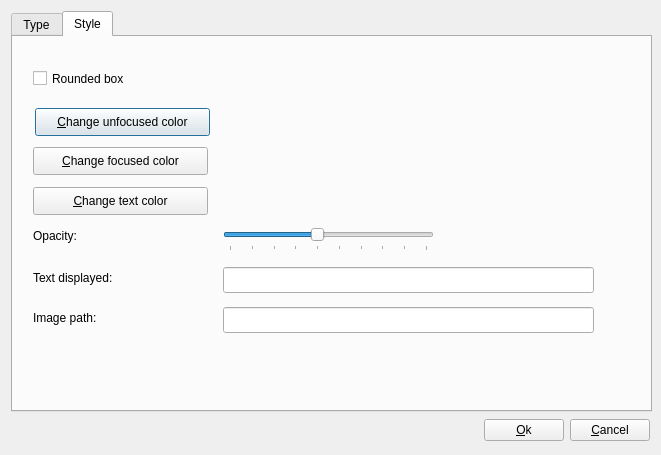
canercandan/iot-project, file builder/BoxEditor.ui: the form before one commit.
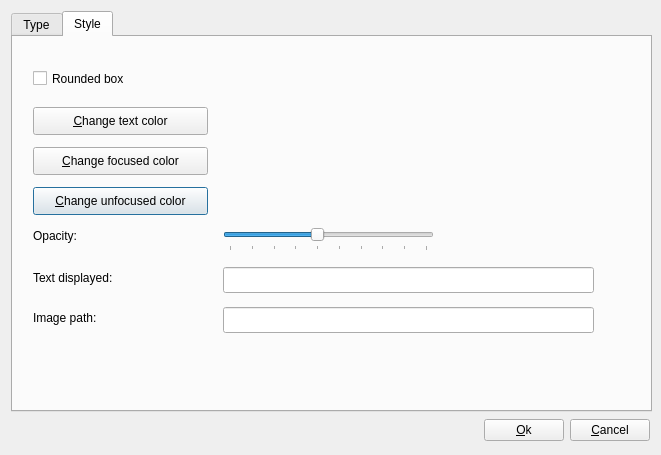
The form after the commit. The open tabs and pages were chosen to show the change.

Diff of the .ui file:
```diff
--- a/builder/BoxEditor.ui
+++ b/builder/BoxEditor.ui
@@ -411,8 +411,8 @@
         <widget class="QLabel" name="unfocusedLabel">
          <property name="geometry">
           <rect>
-           <x>210</x>
-           <y>70</y>
+           <x>208</x>
+           <y>149</y>
            <width>111</width>
            <height>28</height>
           </rect>
@@ -433,8 +433,8 @@
         <widget class="QPushButton" name="unfocusedButton">
          <property name="geometry">
           <rect>
-           <x>22</x>
-           <y>71</y>
+           <x>20</x>
+           <y>150</y>
            <width>175</width>
            <height>28</height>
           </rect>
@@ -496,7 +496,7 @@
          <property name="geometry">
           <rect>
            <x>20</x>
-           <y>150</y>
+           <y>70</y>
            <width>175</width>
            <height>28</height>
           </rect>
@@ -509,7 +509,7 @@
          <property name="geometry">
           <rect>
            <x>210</x>
-           <y>150</y>
+           <y>70</y>
            <width>111</width>
            <height>28</height>
           </rect>
```
Left out of the diff: 10 changed lines with no effect on the pictures.
